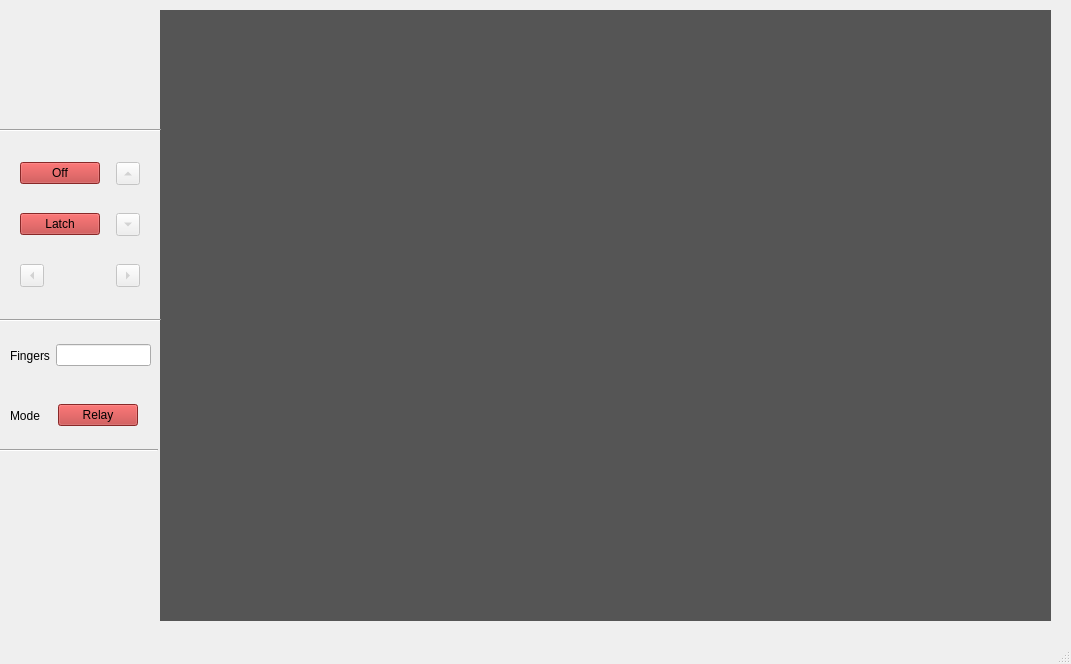
Before: the Qt Designer form pyqt/ui_file.ui in SarathM1/OpenCV2, drawn with Qt 5.
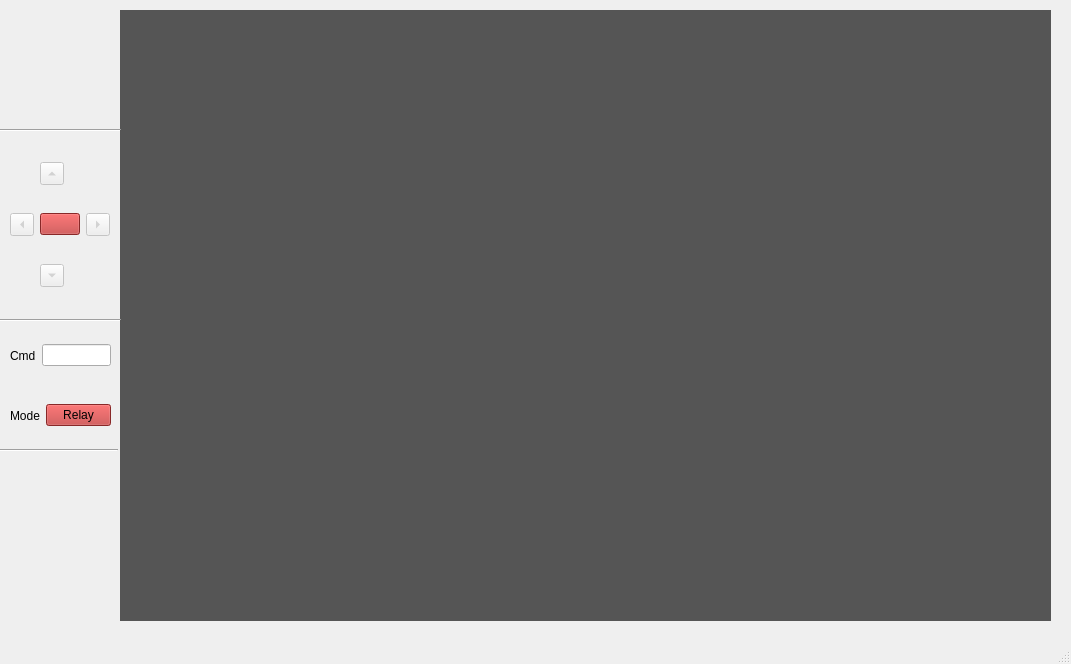
After: the same form once the commit is applied.

Patch:
```diff
--- a/pyqt/ui_file.ui
+++ b/pyqt/ui_file.ui
@@ -23,9 +23,9 @@
    <widget class="QLabel" name="videoFrame">
     <property name="geometry">
      <rect>
-      <x>160</x>
+      <x>120</x>
       <y>10</y>
-      <width>891</width>
+      <width>931</width>
       <height>611</height>
      </rect>
     </property>
@@ -41,11 +41,21 @@
      <rect>
       <x>10</x>
       <y>140</y>
-      <width>141</width>
+      <width>101</width>
       <height>171</height>
      </rect>
     </property>
     <layout class="QGridLayout" name="gridLayout">
+     <item row="1" column="1">
+      <widget class="QPushButton" name="latch">
+       <property name="styleSheet">
+        <string notr="true">background-color :rgb(190, 56, 56) ; </string>
+       </property>
+       <property name="text">
+        <string/>
+       </property>
+      </widget>
+     </item>
      <item row="0" column="1">
       <widget class="QToolButton" name="up_arrow">
        <property name="enabled">
@@ -59,7 +69,7 @@
        </property>
       </widget>
      </item>
-     <item row="2" column="0">
+     <item row="1" column="0">
       <widget class="QToolButton" name="left_arrow">
        <property name="enabled">
         <bool>false</bool>
@@ -72,7 +82,7 @@
        </property>
       </widget>
      </item>
-     <item row="1" column="1">
+     <item row="2" column="1">
       <widget class="QToolButton" name="down_arrow">
        <property name="enabled">
         <bool>false</bool>
@@ -85,7 +95,7 @@
        </property>
       </widget>
      </item>
-     <item row="2" column="1">
+     <item row="1" column="2">
       <widget class="QToolButton" name="right_arrow">
        <property name="enabled">
         <bool>false</bool>
@@ -98,26 +108,6 @@
        </property>
       </widget>
      </item>
-     <item row="0" column="0">
-      <widget class="QPushButton" name="stop">
-       <property name="styleSheet">
-        <string notr="true">background-color :rgb(190, 56, 56) ;</string>
-       </property>
-       <property name="text">
-        <string>Off</string>
-       </property>
-      </widget>
-     </item>
-     <item row="1" column="0">
-      <widget class="QPushButton" name="latch">
-       <property name="styleSheet">
-        <string notr="true">background-color :rgb(190, 56, 56) ; </string>
-       </property>
-       <property name="text">
-        <string>Latch</string>
-       </property>
-      </widget>
-     </item>
     </layout>
    </widget>
    <widget class="Line" name="line_2">
@@ -125,7 +115,7 @@
      <rect>
       <x>0</x>
       <y>120</y>
-      <width>161</width>
+      <width>121</width>
       <height>20</height>
      </rect>
     </property>
@@ -138,7 +128,7 @@
      <rect>
       <x>0</x>
       <y>310</y>
-      <width>161</width>
+      <width>121</width>
       <height>20</height>
      </rect>
     </property>
@@ -151,7 +141,7 @@
      <rect>
       <x>-3</x>
       <y>440</y>
-      <width>161</width>
+      <width>121</width>
       <height>20</height>
      </rect>
     </property>
@@ -164,7 +154,7 @@
      <rect>
       <x>10</x>
       <y>330</y>
-      <width>141</width>
+      <width>101</width>
       <height>51</height>
      </rect>
     </property>
@@ -175,7 +165,7 @@
         <bool>true</bool>
        </property>
        <property name="text">
-        <string>Fingers</string>
+        <string>Cmd</string>
        </property>
       </widget>
      </item>
@@ -193,7 +183,7 @@
      <rect>
       <x>10</x>
       <y>390</y>
-      <width>141</width>
+      <width>101</width>
       <height>51</height>
      </rect>
     </property>
```
Left out of the diff: 2 changed lines with no effect on the pictures.
